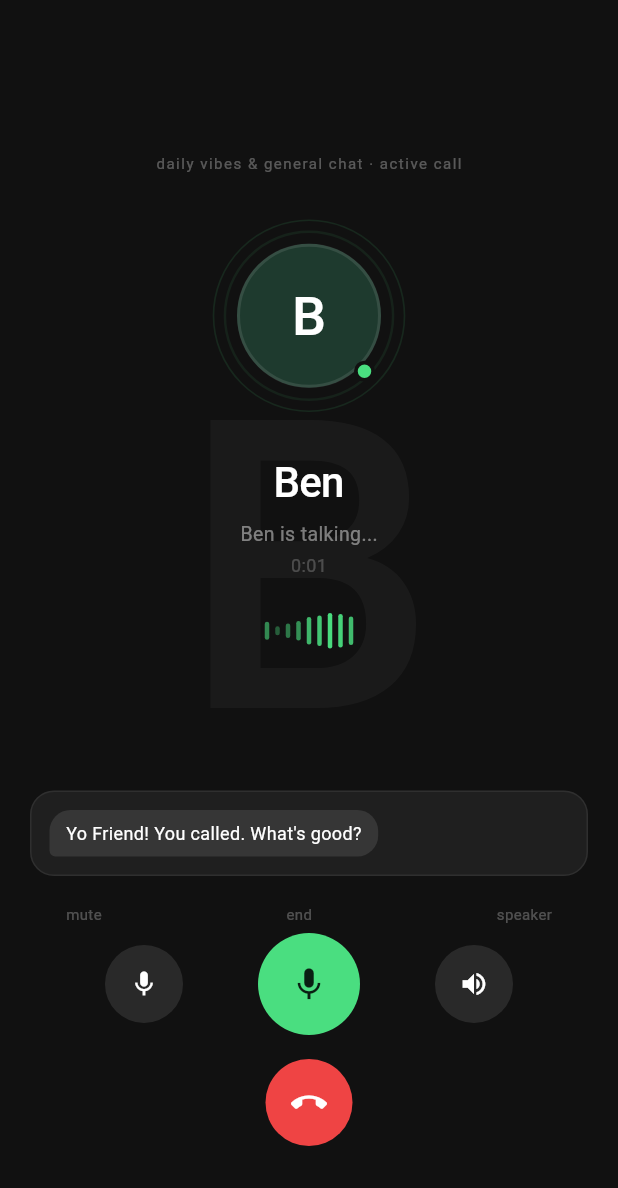
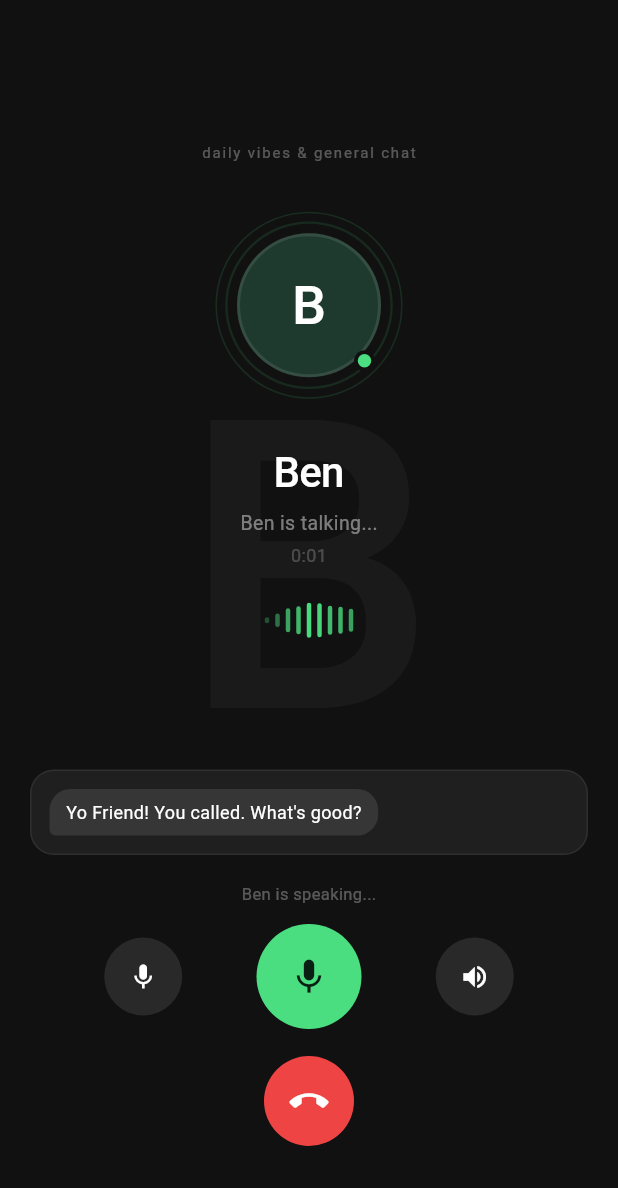
Before and after one commit to muhumuza684/ben-ai, a Flutter app: the CallScreen screen opened directly with sample values from the repository, on a phone screen of 412 x 824 dp, the part 48-1236 px from its top. Run offline on Flutter 3.47's test engine with Material 3 defaults, Android fonts, the phone set to English and light mode, and no system bars; our stand-ins replace audioplayers, flutter_local_notifications, flutter_timezone, flutter_tts, permission_handler, shared_preferences and 3 more; missing offline and left inert: record; accounts and stored records are empty.

Commit message:
Fix voice notes, polish chat, improve call UX

```diff
--- a/lib/screens/call_screen.dart
+++ b/lib/screens/call_screen.dart
@@ -15,7 +15,6 @@ enum CallState { idle, listening, thinking, contactSpeaking, ended }
 class CallScreen extends StatefulWidget {
   final Contact contact;
   final bool isIncoming;
-
   const CallScreen({super.key, required this.contact, this.isIncoming = false});
 
   @override
@@ -26,49 +25,42 @@ class _CallScreenState extends State<CallScreen> {
   CallState _state = CallState.idle;
   bool _muted = false;
   String _partialText = '';
-  String _statusText = 'Tap mic to talk';
+  String _statusText = 'Ben is about to pick up...';
   List<Message> _messages = [];
   Reminder? _pendingReminder;
   Timer? _callTimer;
   int _callSeconds = 0;
 
-  Contact get _contact => widget.contact;
+  Contact get _c => widget.contact;
 
   Color get _accent {
-    switch (_contact.id) {
+    switch (_c.id) {
       case 1: return const Color(0xFF4ADE80);
       case 2: return const Color(0xFF60A5FA);
       case 3: return const Color(0xFFF472B6);
       case 4: return const Color(0xFFFB923C);
-      default: return const Color(0xFF4ADE80);
+      default: return const Color(0xFFA78BFA);
     }
   }
 
   Color get _avatarBg {
-    try {
-      return Color(int.parse(_contact.avatarColor.replaceFirst('#', '0xFF')));
-    } catch (_) {
-      return const Color(0xFF1C1C1C);
-    }
+    try { return Color(int.parse(_c.avatarColor.replaceFirst('#', '0xFF'))); }
+    catch (_) { return const Color(0xFF1C1C1C); }
   }
 
   @override
-  void initState() {
-    super.initState();
-    _init();
-  }
+  void initState() { super.initState(); _init(); }
 
   Future<void> _init() async {
     await SpeechService.init();
-    final msgs = await DatabaseService.getRecentMessages(_contact.id, limit: 10);
+    final msgs = await DatabaseService.getRecentMessages(_c.id, limit: 10);
     setState(() => _messages = msgs);
     _callTimer = Timer.periodic(const Duration(seconds: 1), (_) {
       if (mounted) setState(() => _callSeconds++);
     });
-    await Future.delayed(const Duration(milliseconds: 600));
-    final summary = await DatabaseService.getConversationSummary(_contact.id);
-    final greeting = GroqService.buildGreeting(_contact, 'Friend', summary);
-    _contactSpeak(greeting);
+    await Future.delayed(const Duration(milliseconds: 800));
+    final summary = await DatabaseService.getConversationSummary(_c.id);
+    _contactSpeak(GroqService.buildGreeting(_c, 'Friend', summary));
   }
 
   String get _timerLabel {
@@ -81,18 +73,20 @@ class _CallScreenState extends State<CallScreen> {
     _addMessage(Message(role: 'assistant', content: text));
     setState(() {
       _state = CallState.contactSpeaking;
-      _statusText = '${_contact.name} is talking...';
+      _statusText = '${_c.name} is talking...';
     });
     SpeechService.speak(text, onDone: () {
-      if (mounted) setState(() {
+      if (mounted) {
+        setState(() {
           _state = CallState.idle;
           _statusText = 'Tap mic to talk';
         });
+      }
     });
   }
 
   Future<void> _startListening() async {
-    if (_muted || _state == CallState.ended) return;
+    if (_muted || _state == CallState.ended || _state == CallState.listening) return;
     await SpeechService.stopSpeaking();
     setState(() {
       _state = CallState.listening;
@@ -103,7 +97,7 @@ class _CallScreenState extends State<CallScreen> {
       onPartial: (p) { if (mounted) setState(() => _partialText = p); },
       onResult: (text) {
         if (text.trim().isEmpty) {
-          setState(() { _state = CallState.idle; _statusText = 'Tap mic to talk'; });
+          if (mounted) setState(() { _state = CallState.idle; _statusText = 'Tap mic to talk'; });
           return;
         }
         _handleUserMessage(text);
@@ -111,41 +105,31 @@ class _CallScreenState extends State<CallScreen> {
     );
   }
 
-  Future<void> _stopListening() async => await SpeechService.stopListening();
+  Future<void> _stopListening() async {
+    if (_state == CallState.listening) await SpeechService.stopListening();
+  }
 
   Future<void> _handleUserMessage(String text) async {
     setState(() {
       _state = CallState.thinking;
-      _statusText = '${_contact.name} is thinking...';
+      _statusText = '${_c.name} is thinking...';
       _partialText = '';
     });
     _addMessage(Message(role: 'user', content: text));
-
     try {
-      final summary = await DatabaseService.getConversationSummary(_contact.id);
-
+      final summary = await DatabaseService.getConversationSummary(_c.id);
       final results = await Future.wait([
         GroqService.detectReminder(userMessage: text, conversationSummary: summary),
-        GroqService.chat(
-          contact: _contact,
+        GroqService.chat(contact: _c,
           history: _messages.take(_messages.length - 1).toList(),
-          userMessage: text,
-          userName: 'Friend',
-          conversationSummary: summary,
-        ),
+          userMessage: text, userName: 'Friend', conversationSummary: summary),
       ]);
-
       final reminder = results[0] as Reminder?;
       final response = results[1] as BenResponse;
-
       if (reminder != null) {
-        final id = await DatabaseService.saveReminder(reminder, _contact.id);
-        final saved = Reminder(
-          id: id,
-          task: reminder.task,
-          scheduledAt: reminder.scheduledAt,
-          lastConversationSummary: summary,
-        );
+        final id = await DatabaseService.saveReminder(reminder, _c.id);
+        final saved = Reminder(id: id, task: reminder.task,
+          scheduledAt: reminder.scheduledAt, lastConversationSummary: summary);
         await NotificationService.scheduleReminderCall(saved);
         if (mounted) {
           setState(() => _pendingReminder = saved);
@@ -154,7 +138,6 @@ class _CallScreenState extends State<CallScreen> {
           });
         }
       }
-
       _contactSpeak(response.text);
     } catch (e) {
       _contactSpeak("Sorry, lost you for a sec. Say that again?");
@@ -163,7 +146,7 @@ class _CallScreenState extends State<CallScreen> {
 
   void _addMessage(Message msg) {
     setState(() => _messages.add(msg));
-    DatabaseService.saveMessage(msg, _contact.id);
+    DatabaseService.saveMessage(msg, _c.id);
   }
 
   void _endCall() {
@@ -180,69 +163,44 @@ class _CallScreenState extends State<CallScreen> {
   Widget build(BuildContext context) {
     return Scaffold(
       backgroundColor: const Color(0xFF111111),
-      body: Stack(
-        children: [
-          Positioned.fill(
-            child: Center(
-              child: Text(_contact.initials, style: TextStyle(
-                fontSize: 270,
-                fontWeight: FontWeight.w500,
-                color: Colors.white.withOpacity(0.04),
-              )),
-            ),
-          ),
-          SafeArea(
-            child: Column(
-              children: [
+      body: Stack(children: [
+        Positioned.fill(child: Center(child: Text(_c.initials,
+          style: TextStyle(fontSize: 270, fontWeight: FontWeight.w500, color: Colors.white.withOpacity(0.04))))),
+        SafeArea(child: Column(children: [
           _statusBar(),
           Expanded(child: _center()),
           _transcript(),
           if (_pendingReminder != null) _reminderToast(),
           _controls(),
           const SizedBox(height: 28),
-              ],
-            ),
-          ),
-        ],
-      ),
-    );
+        ])),
+      ]));
   }
 
   Widget _statusBar() {
     final now = DateTime.now();
-    return Padding(
-      padding: const EdgeInsets.symmetric(horizontal: 20, vertical: 12),
-      child: Row(
-        mainAxisAlignment: MainAxisAlignment.spaceBetween,
-        children: [
-          Text('${now.hour}:${now.minute.toString().padLeft(2, '0')}',
+    return Padding(padding: const EdgeInsets.symmetric(horizontal: 20, vertical: 12),
+      child: Row(mainAxisAlignment: MainAxisAlignment.spaceBetween, children: [
+        Text('${now.hour}:${now.minute.toString().padLeft(2,'0')}',
           style: const TextStyle(color: Colors.white, fontSize: 14, fontWeight: FontWeight.w500)),
         const Row(children: [
           Icon(Icons.wifi, color: Colors.white, size: 16),
           SizedBox(width: 6),
           Icon(Icons.battery_5_bar, color: Colors.white, size: 16),
         ]),
-        ],
-      ),
-    );
+      ]));
   }
 
   Widget _center() {
-    return Column(
-      mainAxisAlignment: MainAxisAlignment.center,
-      children: [
-        Text('${_contact.specialty.toLowerCase()} · active call',
-          style: TextStyle(fontSize: 10, color: Colors.white.withOpacity(0.3), letterSpacing: 1)),
+    return Column(mainAxisAlignment: MainAxisAlignment.center, children: [
+      Text(_c.specialty.toLowerCase(),
+        style: TextStyle(fontSize: 10, color: Colors.white.withOpacity(0.3), letterSpacing: 1.2)),
       const SizedBox(height: 20),
       PulseAvatar(
         isActive: _state == CallState.contactSpeaking || _state == CallState.listening,
-          label: _contact.initials,
-          avatarColor: _avatarBg,
-          accentColor: _accent,
-        ),
+        label: _c.initials, avatarColor: _avatarBg, accentColor: _accent),
       const SizedBox(height: 16),
-        Text(_contact.name, style: const TextStyle(
-          fontSize: 28, fontWeight: FontWeight.w500, color: Colors.white, letterSpacing: -0.5)),
+      Text(_c.name, style: const TextStyle(fontSize: 28, fontWeight: FontWeight.w500, color: Colors.white, letterSpacing: -0.5)),
       const SizedBox(height: 5),
       Text(_statusText, style: TextStyle(fontSize: 13, color: Colors.white.withOpacity(0.45))),
       const SizedBox(height: 3),
@@ -251,14 +209,10 @@ class _CallScreenState extends State<CallScreen> {
       const SizedBox(height: 18),
       WaveBars(active: _state == CallState.contactSpeaking, accentColor: _accent),
       if (_partialText.isNotEmpty)
-          Padding(
-            padding: const EdgeInsets.symmetric(horizontal: 36, vertical: 8),
-            child: Text(_partialText,
-              textAlign: TextAlign.center,
-              style: TextStyle(fontSize: 13, color: Colors.white.withOpacity(0.5), fontStyle: FontStyle.italic)),
-          ),
-      ],
-    );
+        Padding(padding: const EdgeInsets.symmetric(horizontal: 36, vertical: 8),
+          child: Text(_partialText, textAlign: TextAlign.center,
+            style: TextStyle(fontSize: 13, color: Colors.white.withOpacity(0.5), fontStyle: FontStyle.italic))),
+    ]);
   }
 
   Widget _transcript() {
@@ -270,12 +224,12 @@ class _CallScreenState extends State<CallScreen> {
       decoration: BoxDecoration(
         color: Colors.white.withOpacity(0.06),
         borderRadius: BorderRadius.circular(16),
-        border: Border.all(color: Colors.white.withOpacity(0.07)),
-      ),
-      child: ListView.separated(
-        shrinkWrap: true,
-        reverse: true,
-        itemCount: recent.length,
+        border: Border.all(color: Colors.white.withOpacity(0.07))),
+      child: recent.isEmpty
+          ? Center(child: Text('Conversation will appear here',
+              style: TextStyle(fontSize: 12, color: Colors.white.withOpacity(0.3))))
+          : ListView.separated(
+              shrinkWrap: true, reverse: true, itemCount: recent.length,
               separatorBuilder: (_, __) => const SizedBox(height: 5),
               itemBuilder: (_, i) {
                 final msg = recent[recent.length - 1 - i];
@@ -288,19 +242,12 @@ class _CallScreenState extends State<CallScreen> {
                     decoration: BoxDecoration(
                       color: isContact ? Colors.white.withOpacity(0.1) : const Color(0xFF1D4ED8),
                       borderRadius: BorderRadius.only(
-                  topLeft: const Radius.circular(14),
-                  topRight: const Radius.circular(14),
+                        topLeft: const Radius.circular(14), topRight: const Radius.circular(14),
                         bottomLeft: Radius.circular(isContact ? 4 : 14),
-                  bottomRight: Radius.circular(isContact ? 14 : 4),
-                ),
-              ),
+                        bottomRight: Radius.circular(isContact ? 14 : 4))),
                     child: Text(msg.content,
-                style: const TextStyle(fontSize: 12, color: Colors.white, height: 1.4)),
-            ),
-          );
-        },
-      ),
-    );
+                      style: const TextStyle(fontSize: 12, color: Colors.white, height: 1.4))));
+              }));
   }
 
   Widget _reminderToast() {
@@ -314,100 +261,68 @@ class _CallScreenState extends State<CallScreen> {
       decoration: BoxDecoration(
         color: _accent.withOpacity(0.12),
         border: Border.all(color: _accent.withOpacity(0.3)),
-        borderRadius: BorderRadius.circular(14),
-      ),
-      child: Row(
-        children: [
+        borderRadius: BorderRadius.circular(14)),
+      child: Row(children: [
         Container(width: 7, height: 7, decoration: BoxDecoration(color: _accent, shape: BoxShape.circle)),
         const SizedBox(width: 10),
-          Expanded(
-            child: Text('Reminder set — ${_contact.name} calls you at $hour:$m $period',
-              style: const TextStyle(fontSize: 12, color: Colors.white70, height: 1.4)),
-          ),
-        ],
-      ),
-    );
+        Expanded(child: Text('Reminder set — ${_c.name} calls you at $hour:$m $period',
+          style: const TextStyle(fontSize: 12, color: Colors.white70, height: 1.4))),
+      ]));
   }
 
   Widget _controls() {
-    return Padding(
-      padding: const EdgeInsets.fromLTRB(20, 18, 20, 0),
-      child: Column(
-        children: [
-          const Padding(
-            padding: EdgeInsets.symmetric(horizontal: 24),
-            child: Row(
-              mainAxisAlignment: MainAxisAlignment.spaceBetween,
-              children: [
-                Text('mute', style: TextStyle(fontSize: 10, color: Color(0x44FFFFFF))),
-                Text('end', style: TextStyle(fontSize: 10, color: Color(0x44FFFFFF))),
-                Text('speaker', style: TextStyle(fontSize: 10, color: Color(0x44FFFFFF))),
-              ],
-            ),
-          ),
-          const SizedBox(height: 6),
-          Row(
-            mainAxisAlignment: MainAxisAlignment.spaceEvenly,
-            crossAxisAlignment: CrossAxisAlignment.center,
-            children: [
-              _iconBtn(
-                icon: _muted ? Icons.mic_off : Icons.mic,
-                bg: _muted ? const Color(0xFF3A1A1A) : Colors.white.withOpacity(0.1),
-                iconColor: _muted ? const Color(0xFFF87171) : Colors.white,
-                size: 52,
-                onTap: () => setState(() => _muted = !_muted),
-              ),
+    final isListening = _state == CallState.listening;
+    return Padding(padding: const EdgeInsets.fromLTRB(20, 18, 20, 0),
+      child: Column(children: [
+        // Hint text
+        Text(
+          _state == CallState.idle ? 'Tap mic to speak' :
+          _state == CallState.listening ? 'Listening... tap again to stop' :
+          _state == CallState.thinking ? '${_c.name} is thinking...' :
+          _state == CallState.contactSpeaking ? '${_c.name} is speaking...' : '',
+          style: TextStyle(fontSize: 11, color: Colors.white.withOpacity(0.3))),
+        const SizedBox(height: 12),
+
+        Row(mainAxisAlignment: MainAxisAlignment.spaceEvenly, crossAxisAlignment: CrossAxisAlignment.center, children: [
+          // Mute
+          GestureDetector(onTap: () => setState(() => _muted = !_muted),
+            child: Container(width: 52, height: 52,
+              decoration: BoxDecoration(
+                color: _muted ? const Color(0xFF3A1A1A) : Colors.white.withOpacity(0.1),
+                shape: BoxShape.circle),
+              child: Icon(_muted ? Icons.mic_off : Icons.mic,
+                color: _muted ? const Color(0xFFF87171) : Colors.white, size: 20))),
+
+          // Main mic button — tap to start/stop
           GestureDetector(
-                onTapDown: (_) => _startListening(),
-                onTapUp: (_) => _stopListening(),
-                child: Container(
-                  width: 68, height: 68,
+            onTap: isListening ? _stopListening : _startListening,
+            child: Container(width: 70, height: 70,
               decoration: BoxDecoration(
-                    color: _state == CallState.ended
-                        ? const Color(0xFF333333)
-                        : _state == CallState.listening
-                            ? _accent.withOpacity(0.8)
-                            : _accent,
+                color: _state == CallState.ended ? const Color(0xFF333333)
+                    : isListening ? _accent.withOpacity(0.8) : _accent,
                 shape: BoxShape.circle,
-                  ),
-                  child: Icon(Icons.mic, color: _state == CallState.ended ? Colors.white38 : const Color(0xFF0A1F13), size: 26),
-                ),
-              ),
-              _iconBtn(
-                icon: Icons.volume_up,
-                bg: Colors.white.withOpacity(0.1),
-                iconColor: Colors.white,
-                size: 52,
-                onTap: () {},
-              ),
-            ],
-          ),
-          const SizedBox(height: 16),
-          GestureDetector(
-            onTap: _endCall,
-            child: Container(
-              width: 58, height: 58,
+                boxShadow: isListening ? [BoxShadow(color: _accent.withOpacity(0.4), blurRadius: 16, spreadRadius: 2)] : null),
+              child: Icon(
+                isListening ? Icons.stop : Icons.mic,
+                color: _state == CallState.ended ? Colors.white38 : const Color(0xFF0A1F13),
+                size: 28))),
+
+          // Speaker
+          GestureDetector(onTap: () {},
+            child: Container(width: 52, height: 52,
+              decoration: BoxDecoration(color: Colors.white.withOpacity(0.1), shape: BoxShape.circle),
+              child: const Icon(Icons.volume_up, color: Colors.white, size: 20))),
+        ]),
+        const SizedBox(height: 18),
+
+        // End call
+        GestureDetector(onTap: _endCall,
+          child: Container(width: 60, height: 60,
             decoration: BoxDecoration(
               color: _state == CallState.ended ? const Color(0xFF333333) : const Color(0xFFEF4444),
-                shape: BoxShape.circle,
-              ),
-              child: const Icon(Icons.call_end, color: Colors.white, size: 24),
-            ),
-          ),
-        ],
-      ),
-    );
-  }
-
-  Widget _iconBtn({required IconData icon, required Color bg, required Color iconColor, required double size, required VoidCallback onTap}) {
-    return GestureDetector(
-      onTap: onTap,
-      child: Container(
-        width: size, height: size,
-        decoration: BoxDecoration(color: bg, shape: BoxShape.circle),
-        child: Icon(icon, color: iconColor, size: 20),
-      ),
-    );
+              shape: BoxShape.circle),
+            child: const Icon(Icons.call_end, color: Colors.white, size: 26))),
+      ]));
   }
 
   @override
--- a/pubspec.yaml
+++ b/pubspec.yaml
@@ -12,13 +12,17 @@ dependencies:
 
   http: ^1.2.0
   speech_to_text: ^6.6.0
-  flutter_tts: ^4.0.2
+  flutter_tts: ^3.8.5
   flutter_local_notifications: ^17.0.0
   timezone: ^0.9.4
   flutter_timezone: ^2.0.0
   sqflite: ^2.3.3+1
   path: ^1.9.0
   shared_preferences: ^2.2.3
+  record: ^5.1.2
+  audioplayers: ^6.0.0
+  path_provider: ^2.1.2
+  permission_handler: ^11.3.1
 
 dev_dependencies:
   flutter_test:
```
Also changed, not shown: lib/screens/chat_screen.dart (+236 -92 lines), lib/services/audio_service.dart (+33 -14 lines), pubspec.lock, 6 other files. Lines whose indentation alone changed are shown as unchanged.
